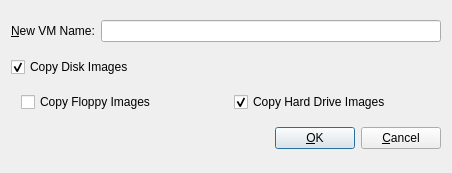
Before: the Qt Designer form src/Copy_VM_Window.ui in tobimensch/aqemu, drawn with Qt 5.
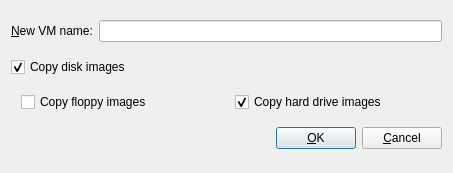
After: the same form once the commit is applied. Icons and pictures are not drawn.

```diff
--- a/src/Copy_VM_Window.ui
+++ b/src/Copy_VM_Window.ui
@@ -7,7 +7,7 @@
    <rect>
     <x>0</x>
     <y>0</y>
-    <width>452</width>
+    <width>453</width>
     <height>173</height>
    </rect>
   </property>
@@ -22,7 +22,7 @@
    <item row="0" column="0">
     <widget class="QLabel" name="Label_Name">
      <property name="text">
-      <string>&amp;New VM Name:</string>
+      <string>&amp;New VM name:</string>
      </property>
      <property name="buddy">
       <cstring>Edit_New_VM_Name</cstring>
@@ -35,7 +35,7 @@
    <item row="1" column="0" colspan="2">
     <widget class="QCheckBox" name="CH_Copy_Disk_Images">
      <property name="text">
-      <string>Copy Disk Images</string>
+      <string>Copy disk images</string>
      </property>
      <property name="checked">
       <bool>true</bool>
@@ -50,14 +50,14 @@
      <item>
       <widget class="QCheckBox" name="CH_Copy_Floppy">
        <property name="text">
-        <string>Copy Floppy Images</string>
+        <string>Copy floppy images</string>
        </property>
       </widget>
      </item>
      <item>
       <widget class="QCheckBox" name="CH_Copy_Hard_Drive">
        <property name="text">
-        <string>Copy Hard Drive Images</string>
+        <string>Copy hard drive images</string>
        </property>
        <property name="checked">
         <bool>true</bool>
```
Left out of the diff: 8 changed lines with no effect on the pictures.
